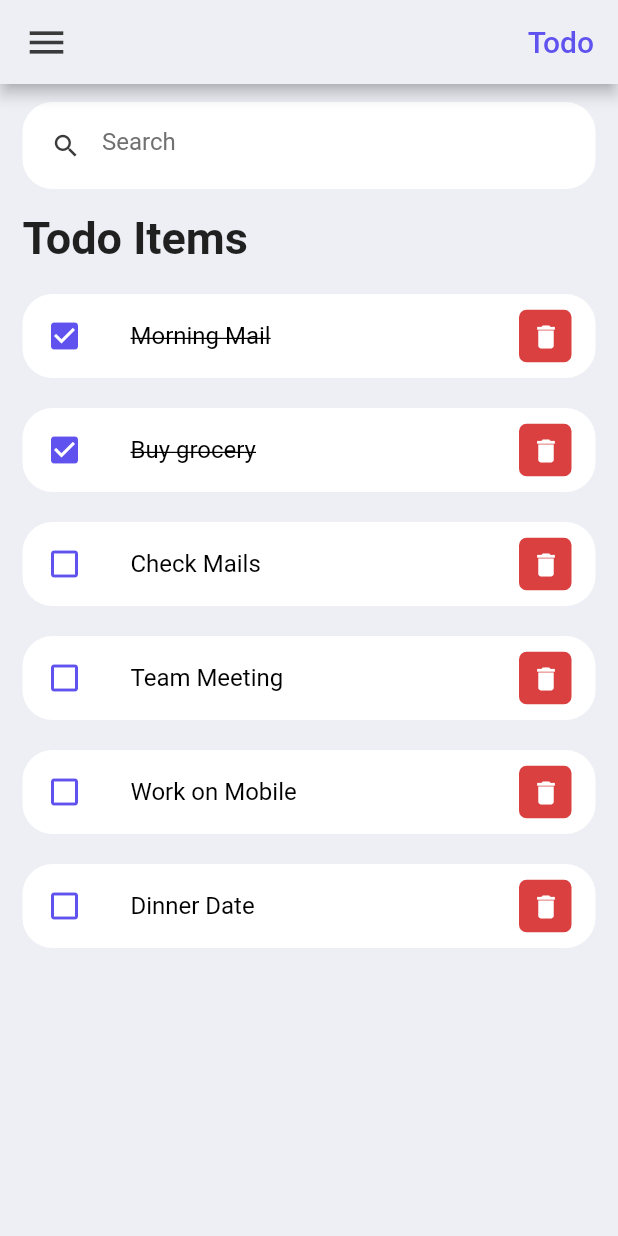
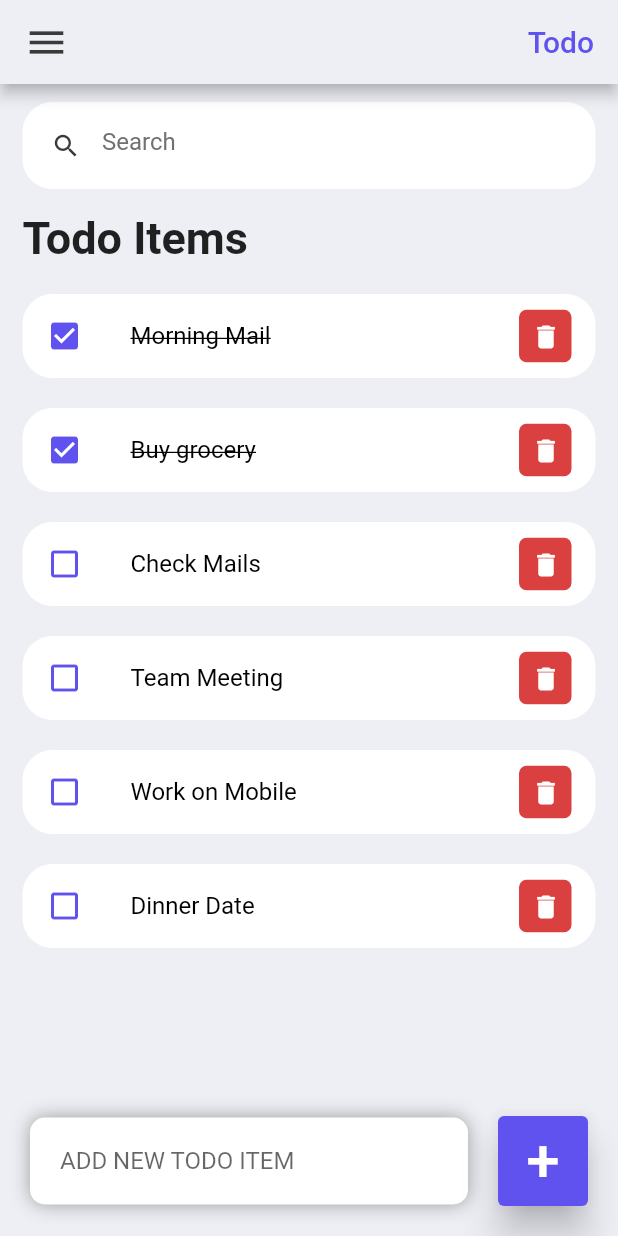
Before and after one commit to anonymousabhi13/Flutter_todo, a Flutter app: the screen it shows after launch, on a phone screen of 412 x 824 dp. Run offline on Flutter 3.47's test engine with Material 2 defaults, Android fonts, the phone set to English and light mode, and no system bars.

Commit message:
done with searchbar

```diff
--- a/lib/Widgets/widgets.dart
+++ b/lib/Widgets/widgets.dart
@@ -7,20 +7,28 @@ import 'package:todo_flutter/models/todo_model.dart';
 
 class Todo_Items extends StatelessWidget {
   final Todo todo;
-  const Todo_Items ({super.key, required this.todo});
+  final onTodoChange;
+  final onDeletItem;
+
+  const Todo_Items(
+      {Key? key, required this.todo, this.onTodoChange, this.onDeletItem})
+      : super(key: key);
+
+  // const Todo_Items({super.key, required this.todo});
 
   @override
   Widget build(BuildContext context) {
     return Container(
-      margin: EdgeInsets.only(bottom: 20),
+        margin: EdgeInsets.only(bottom: 20),
         child: ListTile(
-            onTap: () {},
+            onTap: () {
+              onTodoChange(todo);
+            },
             shape:
                 RoundedRectangleBorder(borderRadius: BorderRadius.circular(20)),
             tileColor: Colors.white,
             leading: Icon(
-              todo.isDone?
-              Icons.check_box:Icons.check_box_outline_blank,
+              todo.isDone ? Icons.check_box : Icons.check_box_outline_blank,
               color: tdBlue,
             ),
             title: Text(
@@ -28,7 +36,7 @@ class Todo_Items extends StatelessWidget {
               style: TextStyle(
                   color: Colors.black,
                   fontSize: 16,
-                  decoration:todo.isDone? TextDecoration.lineThrough:null),
+                  decoration: todo.isDone ? TextDecoration.lineThrough : null),
             ),
             trailing: Container(
               height: 35,
@@ -41,7 +49,9 @@ class Todo_Items extends StatelessWidget {
                 color: Colors.white,
                 iconSize: 20,
                 icon: Icon(Icons.delete),
-                onPressed: () {},
+                onPressed: () {
+                  onDeletItem(todo.id);
+                },
               ),
             )));
   }
--- a/lib/screens/home.dart
+++ b/lib/screens/home.dart
@@ -3,16 +3,32 @@ import 'package:todo_flutter/Constraints/colors.dart';
 import 'package:todo_flutter/Widgets/widgets.dart';
 import 'package:todo_flutter/models/todo_model.dart';
 
-class Home extends StatelessWidget {
+class Home extends StatefulWidget {
   Home({super.key});
 
+  @override
+  State<Home> createState() => _HomeState();
+}
+
+class _HomeState extends State<Home> {
   final todoslist = Todo.todoList();
+  List<Todo> _found = [];
+  final _todoController = TextEditingController();
+
+  @override
+  void initState() {
+    _found = todoslist;
+    super.initState();
+  }
+
   @override
   Widget build(BuildContext context) {
     return Scaffold(
       backgroundColor: tdBGColor,
       appBar: _buildappBar(),
-      body: Container(
+      body: Stack(
+        children: [
+          Container(
             padding: EdgeInsets.symmetric(horizontal: 15, vertical: 12),
             child: Column(
               children: [
@@ -24,20 +40,105 @@ class Home extends StatelessWidget {
                         margin: EdgeInsets.only(top: 15, bottom: 20),
                         child: Text(
                           "Todo Items",
-                      style:
-                          TextStyle(fontSize: 30, fontWeight: FontWeight.w600),
+                          style: TextStyle(
+                              fontSize: 30, fontWeight: FontWeight.w600),
                         ),
                       ),
-                  for(Todo todo in todoslist)
-                  Todo_Items(todo: todo)
-                  ,
+                      for (Todo todo in _found)
+                        Todo_Items(
+                          todo: todo,
+                          onTodoChange: _handlechange,
+                          onDeletItem: _deleteHandler,
+                        ),
                     ],
                   ),
                 )
               ],
             ),
           ),
+          Align(
+            alignment: Alignment.bottomCenter,
+            child: Row(children: [
+              Expanded(
+                child: Container(
+                  margin: EdgeInsets.only(bottom: 20, right: 20, left: 20),
+                  padding: EdgeInsets.symmetric(horizontal: 20, vertical: 5),
+                  decoration: BoxDecoration(
+                    color: Colors.white,
+                    boxShadow: [
+                      BoxShadow(
+                        color: Colors.grey,
+                        offset: Offset(0.0, 0.0),
+                        blurRadius: 10.0,
+                        spreadRadius: 0.0,
+                      ),
+                    ],
+                    borderRadius: BorderRadius.circular(10),
+                  ),
+                  child: TextField(
+                    controller: _todoController,
+                    decoration: InputDecoration(
+                        hintText: 'ADD NEW TODO ITEM',
+                        border: InputBorder.none),
+                  ),
+                ),
+              ),
+              Container(
+                margin: EdgeInsets.only(
+                  bottom: 20,
+                  right: 20,
+                ),
+                child: ElevatedButton(
+                  child: Text(
+                    '+',
+                    style: TextStyle(fontSize: 40),
+                  ),
+                  onPressed: () {
+                    _todoControl(_todoController.text);
+                  },
+                  style: ElevatedButton.styleFrom(
+                      primary: tdBlue,
+                      minimumSize: Size(60, 60),
+                      elevation: 10),
+                ),
+              )
+            ]),
+          )
+        ],
+      ),
     );
+  }
+
+  void _handlechange(Todo todo) {
+    setState(() {});
+    todo.isDone = !todo.isDone;
+  }
+
+  void _deleteHandler(String id) {
+    setState(() {
+      todoslist.removeWhere((item) => item.id == id);
+    });
+  }
+
+  void _todoControl(String todo) {
+    todoslist.add(Todo(
+        id: DateTime.now().microsecondsSinceEpoch.toString(), todotext: todo));
+    _todoController.clear();
+  }
+
+  void _runfilter(String keypress) {
+    List<Todo> _result = [];
+    if (keypress.isEmpty) {
+      _result = todoslist;
+    } else {
+      _result = todoslist
+          .where((todo) =>
+              todo.todotext!.toLowerCase().contains(keypress.toLowerCase()))
+          .toList();
+    }
+    setState(() {
+      _found = _result;
+    });
   }
 
   Widget searchBox() {
@@ -48,6 +149,10 @@ class Home extends StatelessWidget {
         borderRadius: BorderRadius.circular(20),
       ),
       child: TextField(
+
+        onChanged: (value) {
+          _runfilter(value);
+        },
         decoration: InputDecoration(
           // contentPadding: EdgeInsets.all(0),
           border: InputBorder.none,
```
Lines whose indentation alone changed are shown as unchanged.
